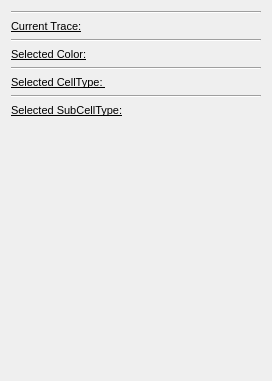
Qt form Code/GUI/lib/Resources/QGoTraceSettingsWidget.ui (gofigure2/GoFigure2) before a commit.
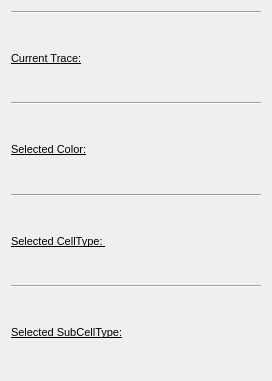
The same form after that commit.

Commit message: remove vertical spacer on the tracesettings widget.ui

Diff of the .ui file:
```diff
--- a/Code/GUI/lib/Resources/QGoTraceSettingsWidget.ui
+++ b/Code/GUI/lib/Resources/QGoTraceSettingsWidget.ui
@@ -122,19 +122,6 @@
      </item>
     </layout>
    </item>
-   <item row="9" column="0">
-    <spacer name="verticalSpacer_4">
-     <property name="orientation">
-      <enum>Qt::Vertical</enum>
-     </property>
-     <property name="sizeHint" stdset="0">
-      <size>
-       <width>20</width>
-       <height>40</height>
-      </size>
-     </property>
-    </spacer>
-   </item>
   </layout>
  </widget>
  <resources/>
```
The commit also changes 2 other files.
